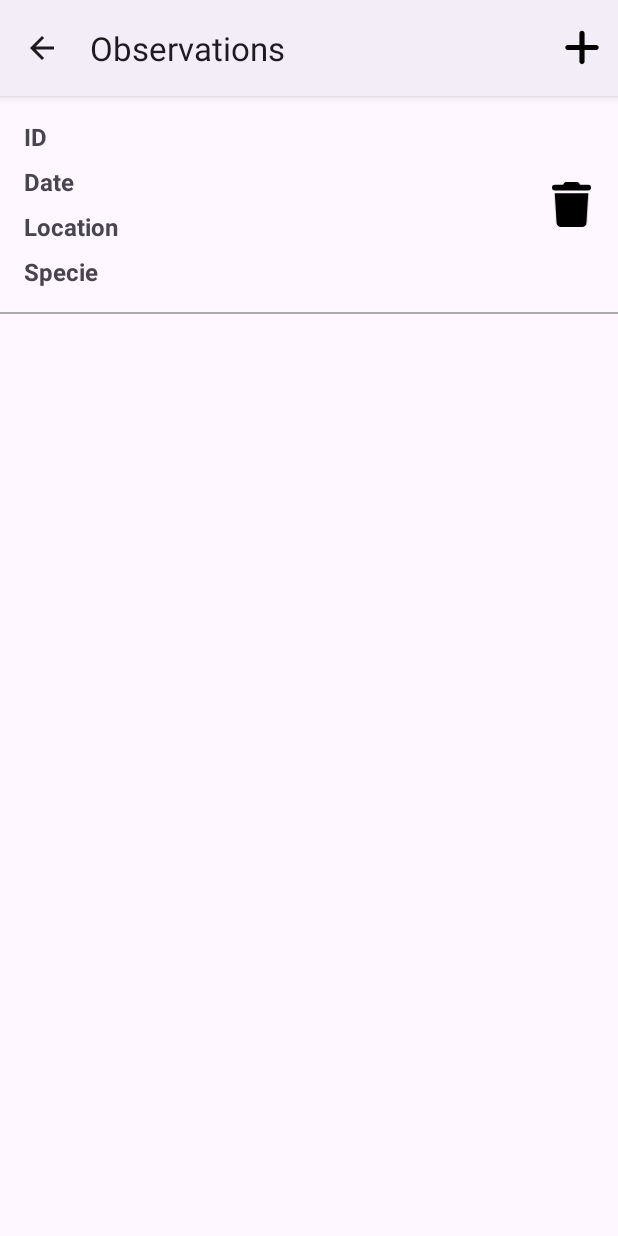
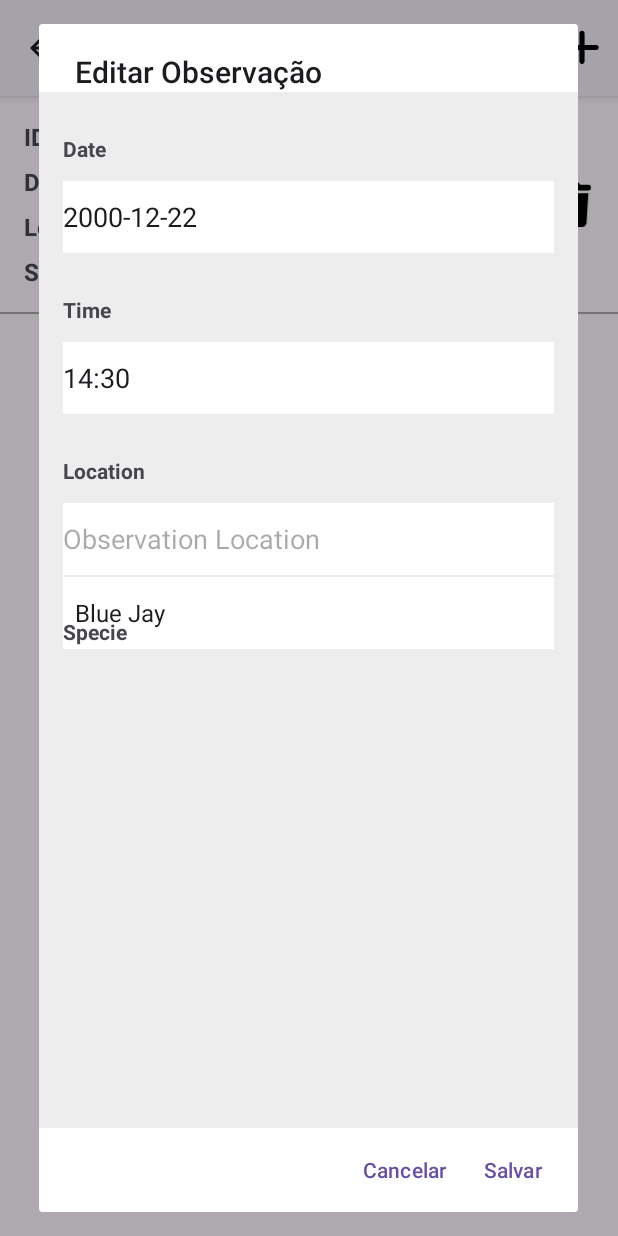
Before and after one commit to tgobmdev/birdwatch-app, an Android app: the ObservationListActivity screen opened directly, with no data from a screen before it, after a tap on "Date", on a phone screen of 412 x 824 dp. Run offline under Robolectric (Android 15) with nearby library versions, the phone set to English and light mode, and no system bars; our stand-ins replace Room's generated code; 8 statements that could not run were skipped.

Commit message:
feat: adicionado dialog de edicao

```diff
--- a/app/src/main/java/br/edu/utfpr/birdwatchapp/activity/ObservationCreateActivity.java
+++ b/app/src/main/java/br/edu/utfpr/birdwatchapp/activity/ObservationCreateActivity.java
@@ -34,7 +34,7 @@ public class ObservationCreateActivity extends AppCompatActivity implements Acti
   @Override
   protected void onCreate(Bundle savedInstanceState) {
     super.onCreate(savedInstanceState);
-    setContentView(R.layout.activity_observation_create);
+    setContentView(R.layout.activity_observation_form);
     setTitle(R.string.label_observations);
 
     ConstraintLayout layoutObservation = findViewById(R.id.layoutObservation);
--- a/app/src/main/java/br/edu/utfpr/birdwatchapp/activity/ObservationListActivity.java
+++ b/app/src/main/java/br/edu/utfpr/birdwatchapp/activity/ObservationListActivity.java
@@ -7,11 +7,14 @@ import android.os.Bundle;
 import android.view.Menu;
 import android.view.MenuItem;
 import android.view.View;
+import android.widget.ArrayAdapter;
+import android.widget.EditText;
 import android.widget.ListView;
-import android.widget.Toast;
+import android.widget.Spinner;
 import androidx.activity.result.ActivityResultLauncher;
 import androidx.activity.result.contract.ActivityResultContracts;
 import androidx.annotation.NonNull;
+import androidx.appcompat.app.AlertDialog;
 import androidx.appcompat.app.AppCompatActivity;
 import br.edu.utfpr.birdwatchapp.R;
 import br.edu.utfpr.birdwatchapp.adapter.ObservationListAdapter;
@@ -25,10 +28,13 @@ import br.edu.utfpr.birdwatchapp.pattern.strategy.executor.ObservationCreateExec
 import br.edu.utfpr.birdwatchapp.response.ObservationResponse;
 import br.edu.utfpr.birdwatchapp.ui.config.ActionBarConfig;
 import br.edu.utfpr.birdwatchapp.ui.dialog.AlertDeleteDialog;
+import br.edu.utfpr.birdwatchapp.ui.listener.DataPickerListener;
+import br.edu.utfpr.birdwatchapp.ui.listener.TimePickerListener;
+import br.edu.utfpr.birdwatchapp.util.DateUtil;
 import java.util.List;
 
 public class ObservationListActivity extends AppCompatActivity implements ActionBarConfig,
-    AlertDeleteDialog {
+    AlertDeleteDialog, DataPickerListener, TimePickerListener {
 
   private List<ObservationResponse> observations;
   private ListView listViewObservations;
@@ -76,13 +82,60 @@ public class ObservationListActivity extends AppCompatActivity implements Action
   private void setupListView() {
     listViewObservations.setAdapter(observationListAdapter);
     listViewObservations.setOnItemClickListener(
-        (parent, view, position, id) -> handleItemClick(position));
+        (parent, view, position, id) -> handleItemClick(view));
   }
 
-  private void handleItemClick(int position) {
-    ObservationEntity observationEntity = observationComponent.findObservationById((long) position);
-    Toast.makeText(ObservationListActivity.this, observationEntity.toString(), Toast.LENGTH_SHORT)
-        .show();
+  private void handleItemClick(View view) {
+    int position = listViewObservations.getPositionForView(view);
+    Long id = observations.get(position).getId();
+    ObservationEntity observationEntity = observationComponent.findObservationById(id);
+
+    // Crie o diálogo
+    AlertDialog.Builder builder = new AlertDialog.Builder(this);
+    builder.setTitle("Editar Observação");
+
+    // Infle o layout do formulário
+    View formView = getLayoutInflater().inflate(R.layout.activity_observation_form, null);
+    builder.setView(formView);
+
+    // Obtenha referências para os campos do formulário
+    EditText editTextDate = formView.findViewById(R.id.editTextDate);
+    EditText editTextTime = formView.findViewById(R.id.editTextTime);
+    EditText editTextLocation = formView.findViewById(R.id.editTextLocation);
+    Spinner spinnerSpecie = formView.findViewById(R.id.spinnerSpecie);
+
+    // listener para os campos data e time
+    setDataPickerListener(this, editTextDate);
+    setTimePickerListener(this, editTextTime);
+
+    // Preencha os campos com os dados da observação selecionada
+    editTextDate.setText("2000-12-22");
+    editTextTime.setText("14:30");
+    editTextLocation.setText(observationEntity.getLocation());
+
+    ArrayAdapter<CharSequence> adapter = ArrayAdapter.createFromResource(this,
+        R.array.observation_species, android.R.layout.simple_spinner_item);
+    adapter.setDropDownViewResource(android.R.layout.simple_spinner_dropdown_item);
+    spinnerSpecie.setAdapter(adapter);
+
+    // Configure os botões do diálogo
+    builder.setPositiveButton("Salvar", (dialog, which) -> {
+      // Atualize a observação com os novos valores
+      String dateTime = editTextDate.getText().toString() + "T" + editTextTime.getText().toString();
+      observationEntity.setDateTime(DateUtil.parseDate(dateTime));
+      observationEntity.setLocation(editTextLocation.getText().toString());
+      observationEntity.setSpecie(spinnerSpecie.getSelectedItem().toString());
+
+      observationComponent.updateObservation(observationEntity);
+
+      // Atualize a lista de observações na UI
+      updateObservations();
+    });
+
+    builder.setNegativeButton("Cancelar", null);
+
+    // Exiba o diálogo
+    builder.create().show();
   }
 
   private void updateObservations() {
--- a/app/src/main/java/br/edu/utfpr/birdwatchapp/component/ObservationComponent.java
+++ b/app/src/main/java/br/edu/utfpr/birdwatchapp/component/ObservationComponent.java
@@ -25,6 +25,10 @@ public class ObservationComponent {
     observationDatabase.observationDao().save(observation);
   }
 
+  public void updateObservation(ObservationEntity observation) {
+    observationDatabase.observationDao().update(observation);
+  }
+
   public void deleteObservation(ObservationEntity observation) {
     observationDatabase.observationDao().delete(observation);
   }
--- a/app/src/main/java/br/edu/utfpr/birdwatchapp/persistence/ObservationDao.java
+++ b/app/src/main/java/br/edu/utfpr/birdwatchapp/persistence/ObservationDao.java
@@ -4,6 +4,7 @@ import androidx.room.Dao;
 import androidx.room.Delete;
 import androidx.room.Insert;
 import androidx.room.Query;
+import androidx.room.Update;
 import br.edu.utfpr.birdwatchapp.entity.ObservationEntity;
 import java.util.List;
 
@@ -19,6 +20,9 @@ public interface ObservationDao {
   @Insert
   void save(ObservationEntity observationEntity);
 
+  @Update
+  void update(ObservationEntity observationEntity);
+
   @Delete
   void delete(ObservationEntity observationEntity);
 }
--- a/app/src/main/res/layout/activity_observation_create.xml
+++ b/app/src/main/res/layout/activity_observation_form.xml
@@ -59,9 +59,11 @@
     android:layout_width="0dp"
     android:layout_height="48dp"
     android:layout_marginTop="12dp"
+    android:layout_marginBottom="378dp"
     android:layout_marginStart="16dp"
     android:layout_marginEnd="16dp"
     android:background="@color/white"
+    app:layout_constraintBottom_toBottomOf="parent"
     app:layout_constraintEnd_toEndOf="parent"
     app:layout_constraintHorizontal_bias="0.0"
     app:layout_constraintStart_toStartOf="parent"
@@ -71,7 +73,7 @@
     android:textStyle="bold"
     android:layout_width="wrap_content"
     android:layout_height="wrap_content"
-    android:layout_marginTop="48dp"
+    android:layout_marginTop="28dp"
     android:layout_marginStart="16dp"
     android:layout_marginLeft="16dp"
     android:text="@string/label_observation_location"
@@ -82,7 +84,7 @@
     android:textStyle="bold"
     android:layout_width="wrap_content"
     android:layout_height="wrap_content"
-    android:layout_marginTop="48dp"
+    android:layout_marginTop="28dp"
     android:layout_marginStart="16dp"
     android:layout_marginLeft="16dp"
     android:text="@string/label_observation_time"
@@ -93,7 +95,7 @@
     android:textStyle="bold"
     android:layout_width="wrap_content"
     android:layout_height="wrap_content"
-    android:layout_marginTop="48dp"
+    android:layout_marginTop="28dp"
     android:layout_marginStart="16dp"
     android:layout_marginLeft="16dp"
     android:text="@string/label_observation_specie"
@@ -104,7 +106,7 @@
     android:textStyle="bold"
     android:layout_width="wrap_content"
     android:layout_height="wrap_content"
-    android:layout_marginTop="64dp"
+    android:layout_marginTop="28dp"
     android:layout_marginStart="16dp"
     android:layout_marginLeft="16dp"
     android:text="@string/label_observation_date"
```
